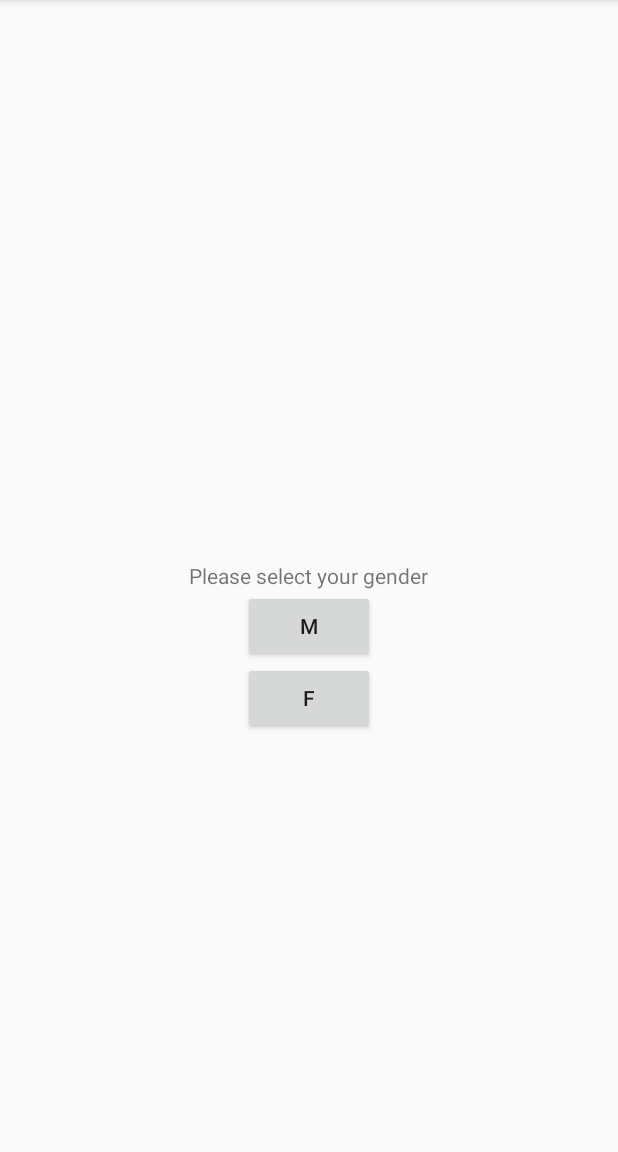
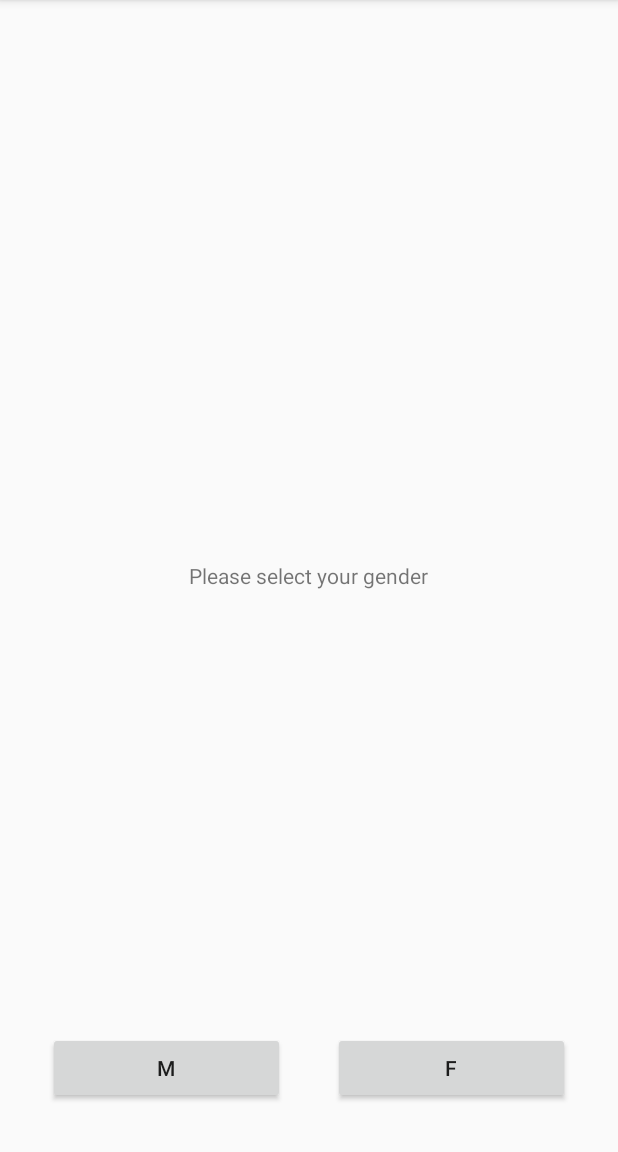
Before and after one commit to jordanribera/PottyTag, an Android app: the screen it shows after launch (SelectionActivity), on a phone screen of 412 x 824 dp, the part 84-1236 px from its top. Run offline under Robolectric (Android 15) with nearby library versions, the phone set to English and light mode, and no system bars.

Commit message:
horizontal layout for gender choice

```diff
--- a/app/src/main/res/layout/activity_selection.xml
+++ b/app/src/main/res/layout/activity_selection.xml
@@ -14,6 +14,17 @@
         android:layout_centerVertical="true"
         android:layout_centerHorizontal="true" />
 
+    <LinearLayout
+        android:orientation="horizontal"
+        android:layout_width="match_parent"
+        android:layout_height="wrap_content"
+        android:layout_alignParentBottom="true"
+        android:layout_alignParentEnd="true"
+        android:layout_alignParentStart="true"
+        android:layout_margin="16dp"
+        android:gravity="center_horizontal"
+        android:weightSum="2">
+
         <Button
             android:layout_width="wrap_content"
             android:layout_height="wrap_content"
@@ -21,7 +32,9 @@
             android:id="@+id/maleButton"
             android:layout_below="@+id/genderSelectText"
             android:layout_centerHorizontal="true"
-        android:onClick="onMaleClick"/>
+            android:onClick="onMaleClick"
+            android:layout_weight="1"
+            android:layout_marginRight="16dp" />
 
         <Button
             android:layout_width="wrap_content"
@@ -30,6 +43,9 @@
             android:id="@+id/femaleButton"
             android:layout_below="@+id/maleButton"
             android:layout_centerHorizontal="true"
-        android:onClick="onFemaleClick"/>
+            android:onClick="onFemaleClick"
+            android:layout_weight="1"
+            android:layout_marginLeft="16dp" />
+    </LinearLayout>
 
 </RelativeLayout>
```
Lines whose indentation alone changed are shown as unchanged.
